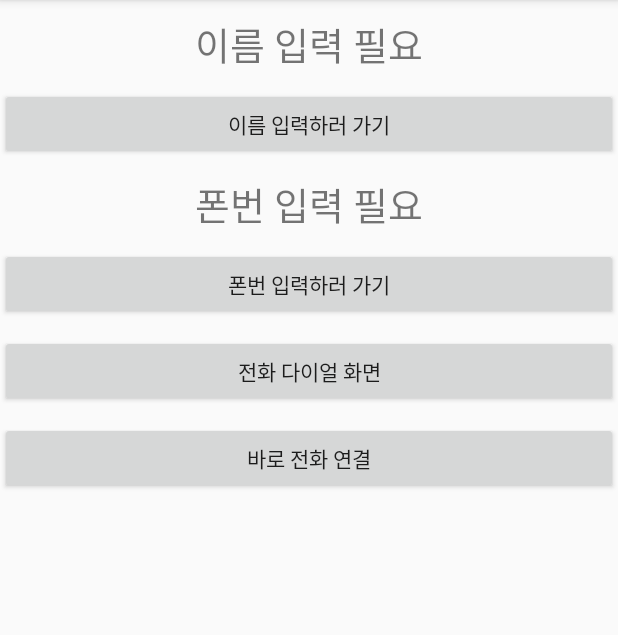
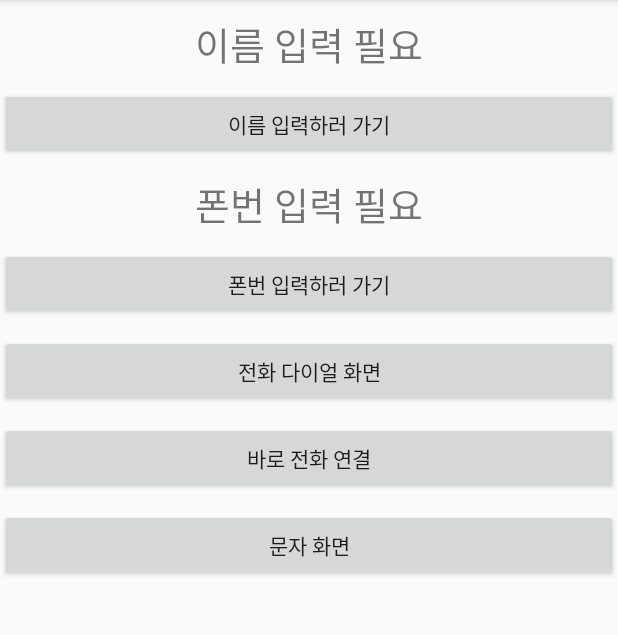
Before and after one commit to mikemskim/20191104_01_Intent, an Android app: the screen it shows after launch (MainActivity), on a phone screen of 412 x 824 dp, the part 84-719 px from its top. Run offline under Robolectric (Android 15) with nearby library versions, the phone set to English and light mode, and no system bars.

```diff
--- a/app/src/main/res/layout/activity_main.xml
+++ b/app/src/main/res/layout/activity_main.xml
@@ -66,4 +66,11 @@
         android:layout_marginTop="10dp"
         android:text="바로 전화 연결"/>
 
+    <Button
+        android:id="@+id/smsBtn"
+        android:layout_width="match_parent"
+        android:layout_height="wrap_content"
+        android:layout_marginTop="10dp"
+        android:text="문자 화면"/>
+
 </LinearLayout>
```
Also changed, not shown: app/src/main/java/com/tj/a20191104_01_intent/MainActivity.kt (+7 -0 lines).
